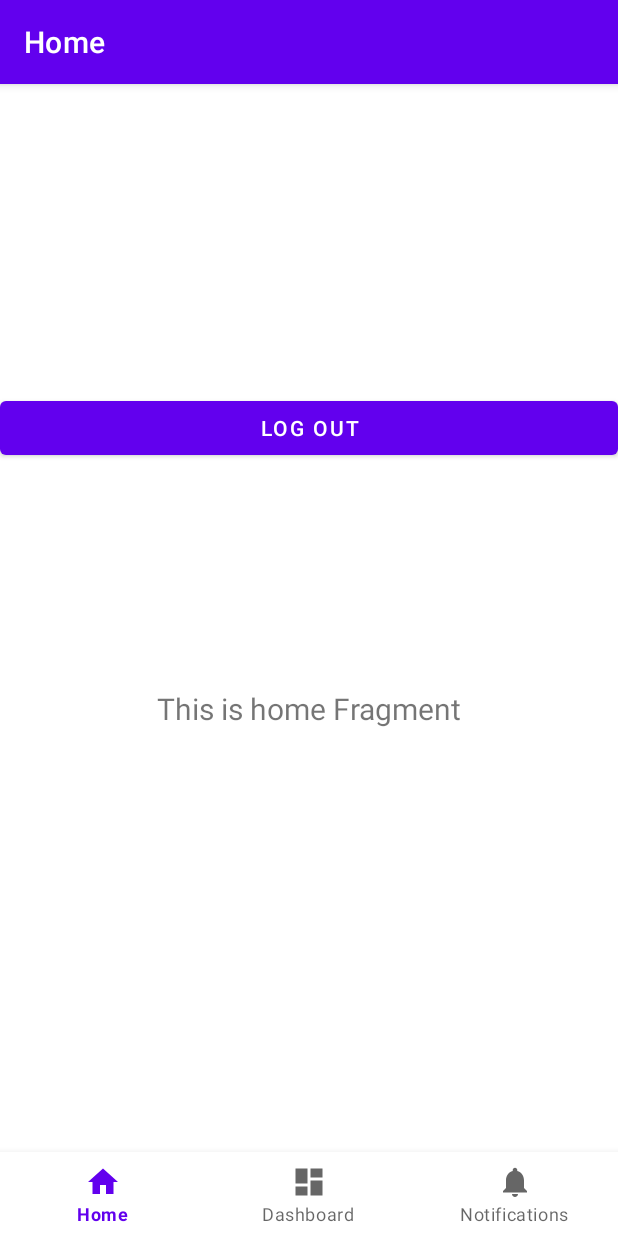
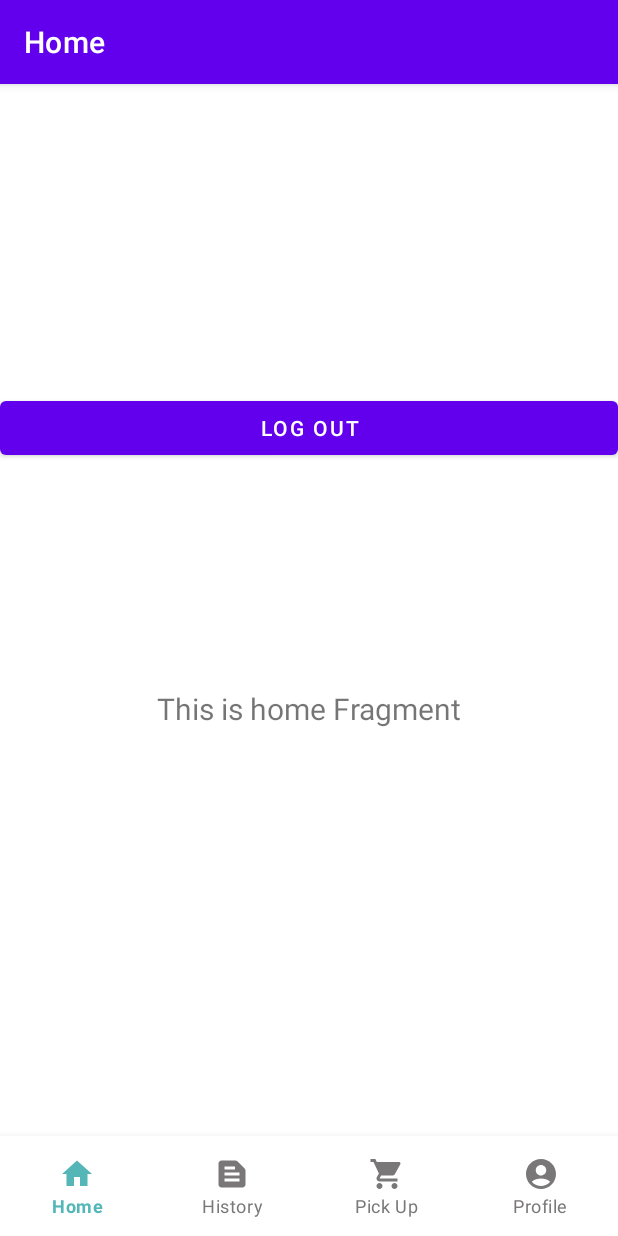
Before and after one commit to TrashUp-Capstone/mobile, an Android app: the MainActivity screen opened directly, with no data from a screen before it, on a phone screen of 412 x 824 dp. Run offline under Robolectric (Android 15) with nearby library versions, the phone set to English and light mode, and no system bars; our stand-ins replace navigation-ui; 1 statement that could not run was skipped.

Commit message:
edit nav bottom

```diff
--- a/app/src/main/res/layout/activity_main.xml
+++ b/app/src/main/res/layout/activity_main.xml
@@ -10,8 +10,10 @@
         android:id="@+id/nav_view"
         android:layout_width="0dp"
         android:layout_height="wrap_content"
-        android:layout_marginStart="0dp"
-        android:layout_marginEnd="0dp"
+        android:paddingVertical="5dp"
+        app:labelVisibilityMode="labeled"
+        app:itemTextColor="@color/nav_item_color"
+        app:itemIconTint="@color/nav_item_color"
         android:background="?android:attr/windowBackground"
         app:layout_constraintBottom_toBottomOf="parent"
         app:layout_constraintLeft_toLeftOf="parent"
--- a/app/src/main/res/menu/bottom_nav_menu.xml
+++ b/app/src/main/res/menu/bottom_nav_menu.xml
@@ -2,18 +2,23 @@
 <menu xmlns:android="http://schemas.android.com/apk/res/android">
 
     <item
-        android:id="@+id/navigation_home"
+        android:id="@+id/navigation_home_driver"
         android:icon="@drawable/ic_home_black_24dp"
         android:title="@string/title_home" />
 
     <item
-        android:id="@+id/navigation_dashboard"
-        android:icon="@drawable/ic_dashboard_black_24dp"
-        android:title="@string/title_dashboard" />
+        android:id="@+id/navigation_history_user"
+        android:icon="@drawable/ic_history_24"
+        android:title="@string/history" />
 
     <item
-        android:id="@+id/navigation_notifications"
-        android:icon="@drawable/ic_notifications_black_24dp"
-        android:title="@string/title_notifications" />
+        android:id="@+id/navigation_cart_user"
+        android:icon="@drawable/ic_cart_24"
+        android:title="@string/pick_up" />
+
+    <item
+        android:id="@+id/navigation_profile_user"
+        android:icon="@drawable/ic_account_circle_24"
+        android:title="@string/profile" />
 
 </menu>
```
Also changed, not shown: 1 other file.
